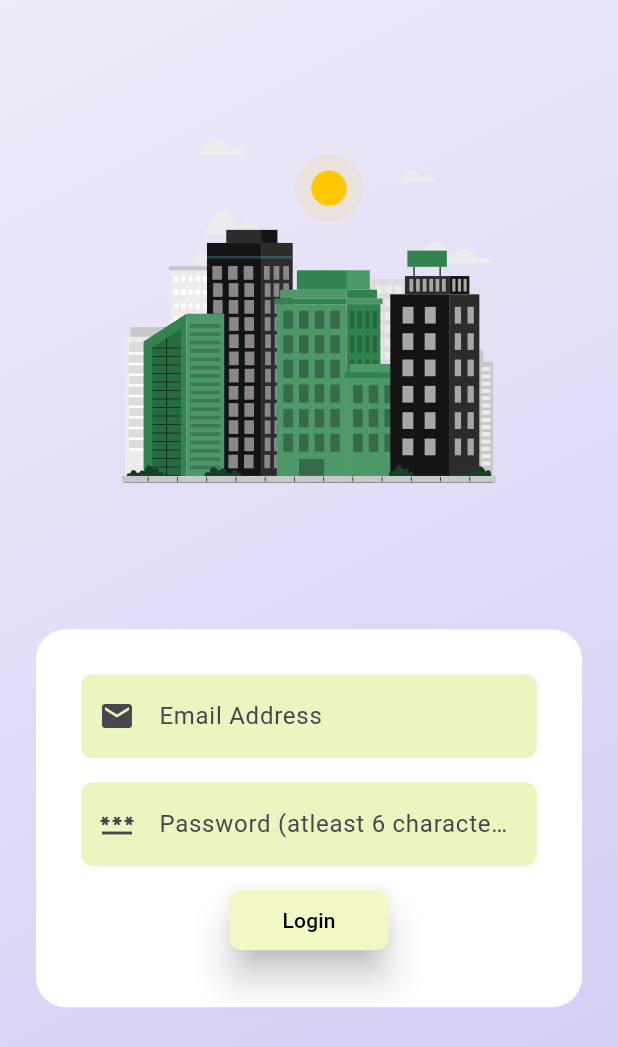
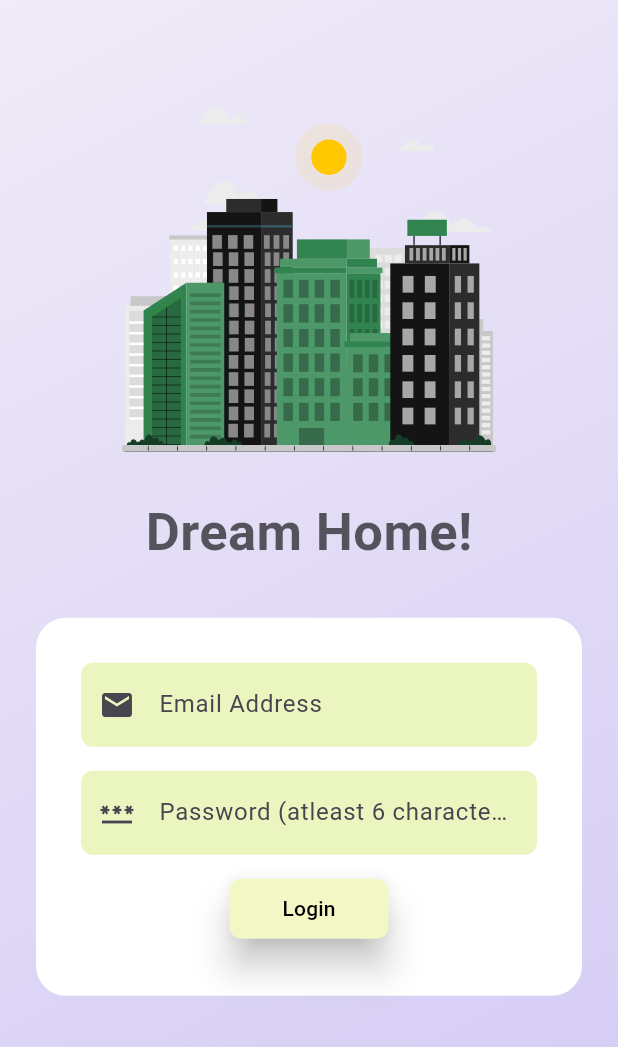
Before and after one commit to atik1312/home_finder, a Flutter app: the screen it shows after launch, on a phone screen of 412 x 824 dp. Shown: the top 1047 px of the screen. Run offline on Flutter 3.47's test engine with Material 3 defaults, Android fonts, the phone set to English and light mode, and no system bars; our stand-ins replace firebase_auth, firebase_core, flutter_easyloading, go_router, lottie; accounts and stored records are empty.

Commit message:
label login

```diff
--- a/lib/pages/login.dart
+++ b/lib/pages/login.dart
@@ -1,3 +1,5 @@
+import 'dart:async';
+
 import 'package:firebase_auth/firebase_auth.dart';
 import 'package:flutter/material.dart';
 import 'package:flutter_easyloading/flutter_easyloading.dart';
@@ -18,6 +20,7 @@ class _LoginPageState extends State<LoginPage> with SingleTickerProviderStateMix
   final _formKey=GlobalKey<FormState>();
   final _emailController=TextEditingController();
   final _passwordController=TextEditingController();
+  var _textOpacity=0.0;
   String  _errMsg='';
   @override
   void dispose(){
@@ -44,6 +47,11 @@ class _LoginPageState extends State<LoginPage> with SingleTickerProviderStateMix
     ));
 
     _controller.forward();
+    Timer.periodic(Duration(milliseconds: 3500), (none){
+      setState(() {
+        _textOpacity=_textOpacity==0.0?1.0:0.0;
+      });
+    });
   }
 
   @override
@@ -64,8 +72,14 @@ class _LoginPageState extends State<LoginPage> with SingleTickerProviderStateMix
           child: Column(
             children:[
             SizedBox(height: size.height*0.05,),
-            Lottie.asset("assets/animated_logo/loginLogo.json",width: size.width*0.7,height: size.height*0.4),
-            SizedBox(height: size.height*0.03,),
+            Lottie.asset("assets/animated_logo/loginLogo.json",width: size.width*0.7,height: size.height*0.35,
+            repeat: true
+            ),
+            AnimatedOpacity(
+              duration: const Duration(seconds: 2),
+              opacity: _textOpacity,
+              child: Text("Dream Home!",style: TextStyle(fontSize: 35,fontWeight: FontWeight.bold,color: Colors.black),)),
+            SizedBox(height: size.height*0.01,),
             SlideTransition(
               position: _animation,
               child: Container(
```
